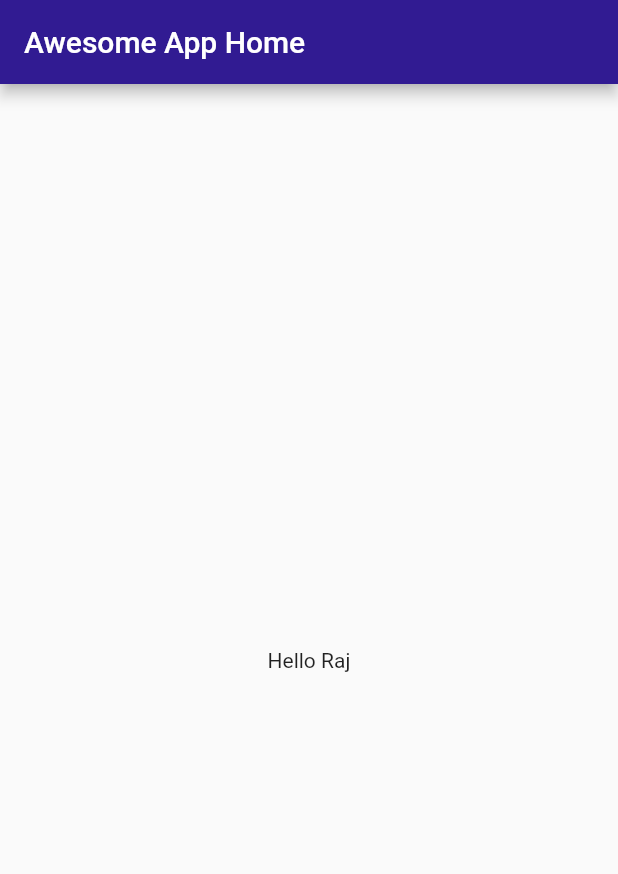
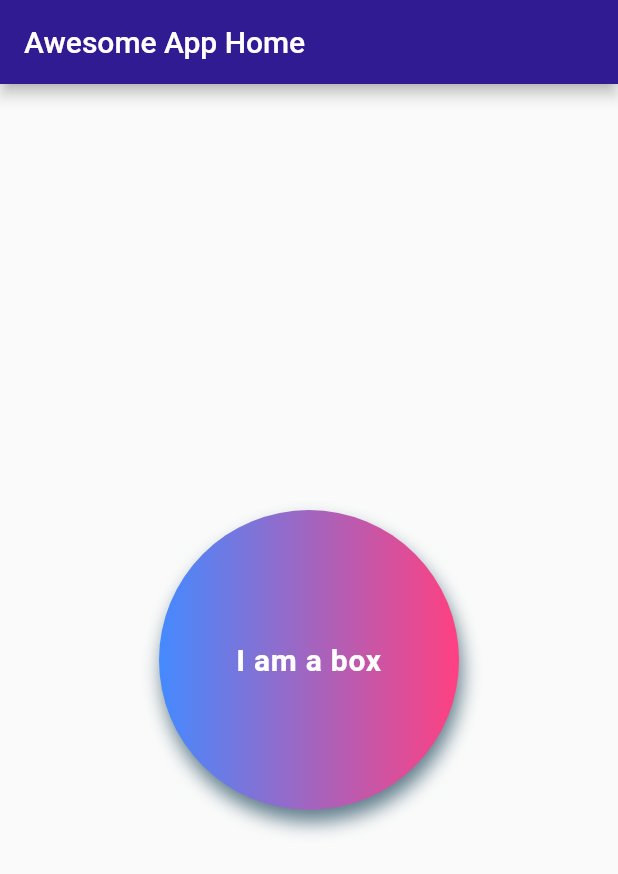
Before and after one commit to rajaniket/my-awesome-project, a Flutter app: the screen it shows after launch, on a phone screen of 412 x 824 dp. Shown: the top 874 px of the screen. Run offline on Flutter 3.47's test engine with Material 2 defaults, Android fonts, the phone set to English and light mode, and no system bars.

Commit message:
ch2 completed

```diff
--- a/lib/main.dart
+++ b/lib/main.dart
@@ -16,8 +16,39 @@ class HomePage extends StatelessWidget {
         title: Text("Awesome App Home"),
         backgroundColor: Colors.deepPurple[900],
       ),
-      body: Container(
-        child: Center(child: Text('Hello Raj')),
+      body: Center(
+        child: Container(
+          //color: Colors.teal,
+          width: 200,
+          height: 200,
+          alignment:
+              Alignment.center, // to align the child within the container
+          decoration: BoxDecoration(
+            // to decorate the container but if u are using this block then donot use color property of container outside the boxDecoration otherwise error
+            //color: Colors.teal,
+            shape: BoxShape.circle,
+            //borderRadius: BorderRadius.circular(20), // this will not work with shape
+            boxShadow: [
+              BoxShadow(
+                color: Colors.blueGrey,
+                blurRadius: 10,
+                offset: Offset(2.0, 8.0),
+              )
+            ],
+            gradient:
+                LinearGradient(colors: [Colors.blueAccent, Colors.pinkAccent]),
+          ),
+          child: Text(
+            "I am a box",
+            textAlign: TextAlign.center,
+            style: TextStyle(
+              color: Colors.white,
+              fontSize: 20,
+              fontWeight: FontWeight.bold,
+              letterSpacing: 0.5,
+            ),
+          ),
+        ),
       ),
     );
   }
```
Also changed, not shown: pubspec.lock.
